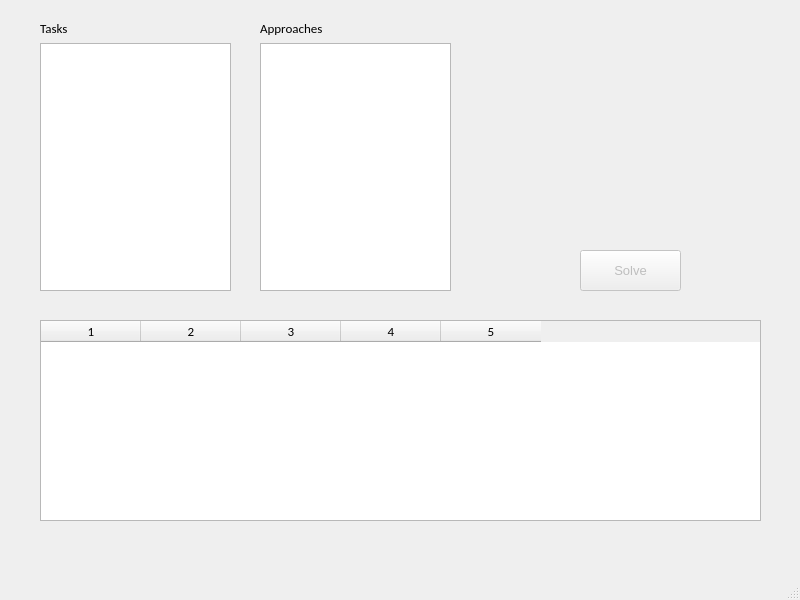
tinrael/exam-winter, file task-approach/mainwindow.ui: the form before one commit.
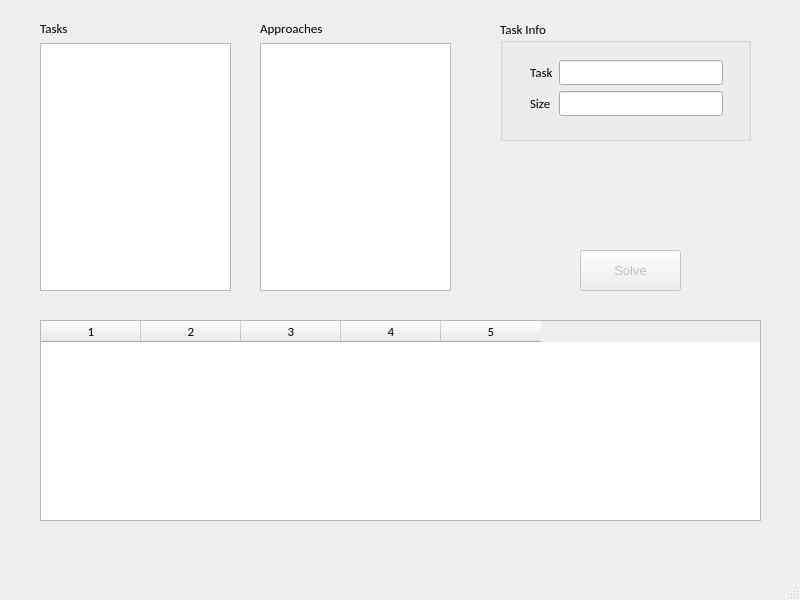
The form after the commit.

Commit message: Added the Task Info section

The edit to the form file:
```diff
--- a/task-approach/mainwindow.ui
+++ b/task-approach/mainwindow.ui
@@ -62,6 +62,92 @@
      <bool>false</bool>
     </property>
    </widget>
+   <widget class="QGroupBox" name="gbTaskInfo">
+    <property name="enabled">
+     <bool>true</bool>
+    </property>
+    <property name="geometry">
+     <rect>
+      <x>500</x>
+      <y>20</y>
+      <width>251</width>
+      <height>121</height>
+     </rect>
+    </property>
+    <property name="font">
+     <font>
+      <family>Calibri</family>
+      <pointsize>10</pointsize>
+     </font>
+    </property>
+    <property name="title">
+     <string>Task Info</string>
+    </property>
+    <widget class="QWidget" name="">
+     <property name="geometry">
+      <rect>
+       <x>30</x>
+       <y>40</y>
+       <width>193</width>
+       <height>63</height>
+      </rect>
+     </property>
+     <layout class="QFormLayout" name="fmlTaskSize">
+      <item row="0" column="1">
+       <widget class="QLineEdit" name="leTaskType">
+        <property name="font">
+         <font>
+          <family>Calibri</family>
+          <pointsize>10</pointsize>
+         </font>
+        </property>
+        <property name="readOnly">
+         <bool>true</bool>
+        </property>
+       </widget>
+      </item>
+      <item row="1" column="0">
+       <widget class="QLabel" name="lblSize">
+        <property name="font">
+         <font>
+          <family>Calibri</family>
+          <pointsize>10</pointsize>
+         </font>
+        </property>
+        <property name="text">
+         <string>Size</string>
+        </property>
+       </widget>
+      </item>
+      <item row="1" column="1">
+       <widget class="QLineEdit" name="leTaskSize">
+        <property name="font">
+         <font>
+          <family>Calibri</family>
+          <pointsize>10</pointsize>
+         </font>
+        </property>
+        <property name="readOnly">
+         <bool>true</bool>
+        </property>
+       </widget>
+      </item>
+      <item row="0" column="0">
+       <widget class="QLabel" name="lblTask">
+        <property name="font">
+         <font>
+          <family>Calibri</family>
+          <pointsize>10</pointsize>
+         </font>
+        </property>
+        <property name="text">
+         <string>Task</string>
+        </property>
+       </widget>
+      </item>
+     </layout>
+    </widget>
+   </widget>
    <widget class="QWidget" name="">
     <property name="geometry">
      <rect>
```
The commit also changes 2 other files.
